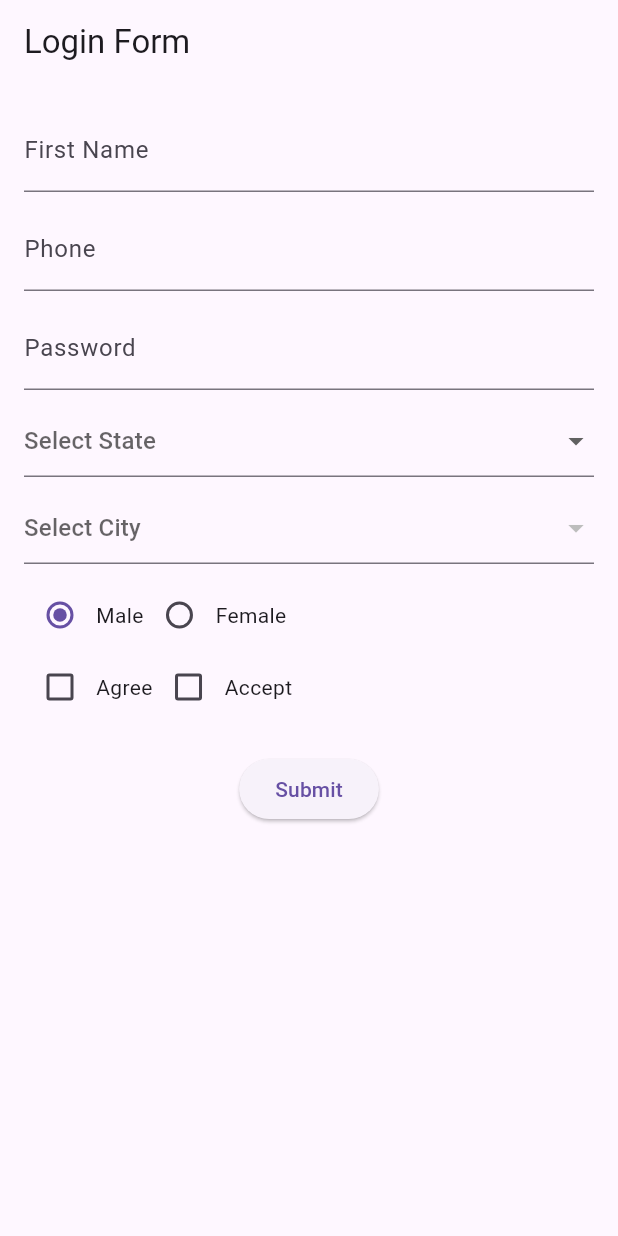
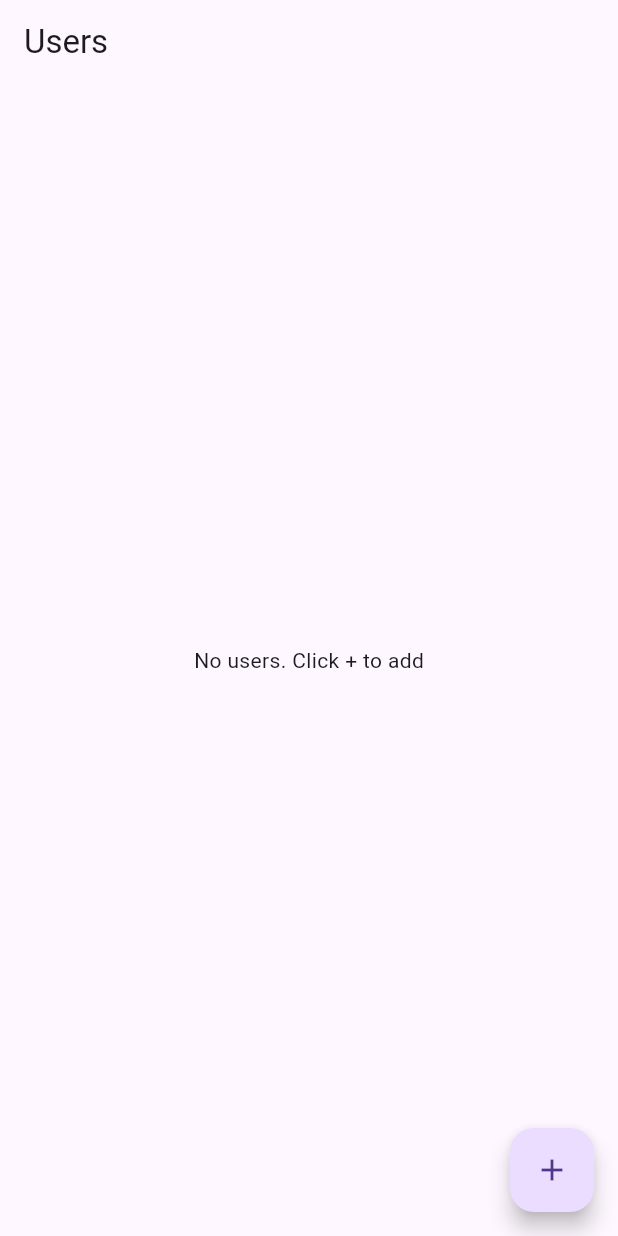
Before and after one commit to Divadine/loginform_flutter, a Flutter app: the screen it shows after launch, on a phone screen of 412 x 824 dp. Run offline on Flutter 3.47's test engine with Material 3 defaults, Android fonts, the phone set to English and light mode, and no system bars; our stand-ins replace hive, hive_flutter; accounts and stored records are empty.

Commit message:
update delete finished

```diff
--- a/lib/database/db_helper.dart
+++ /dev/null
@@ -1,45 +0,0 @@
-import 'package:sqflite/sqflite.dart';
-import 'package:path/path.dart';
-
-class DbHelper {
-  static Database? _database;
-
-  // Getter to get DB instance
-  static Future<Database> get database async {
-    if (_database != null) return _database!;
-    _database = await _initDB();
-    return _database!;
-  }
-
-  // Initialize DB
-  static Future<Database> _initDB() async {
-    final dbPath = await getDatabasesPath();
-    final path = join(dbPath, 'user.db');
-
-    return await openDatabase(
-      path,
-      version: 1,
-      onCreate: (db, version) async {
-        await db.execute('''
-          CREATE TABLE users(
-            id INTEGER PRIMARY KEY AUTOINCREMENT,
-            firstName TEXT,
-            gender TEXT,
-            phone TEXT,
-            password TEXT,
-            state TEXT,
-            city TEXT,
-            agree INTEGER,
-            accept INTEGER
-          )
-        ''');
-      },
-    );
-  }
-
-  // ✅ Add this method inside the DbHelper class
-  static Future<List<Map<String, dynamic>>> getUsers() async {
-    final db = await database;       // get the database instance
-    return await db.query('users');  // SELECT * FROM users
-  }
-}
--- /dev/null
+++ b/lib/database/hive_db.dart
@@ -0,0 +1,20 @@
+import 'package:hive/hive.dart';
+import 'package:hive_flutter/hive_flutter.dart';
+import '../models/user_model.dart';
+
+class HiveDB {
+  static Box<UserModel>? _box;
+
+  static Future<void> init() async {
+    await Hive.initFlutter();
+    Hive.registerAdapter(UserModelAdapter()); // THIS IS CRUCIAL
+    _box = await Hive.openBox<UserModel>('users');
+  }
+
+  static Box<UserModel> get box {
+    if (_box == null) {
+      throw Exception('HiveDB not initialized. Call HiveDB.init() first.');
+    }
+    return _box!;
+  }
+}
--- a/lib/main.dart
+++ b/lib/main.dart
@@ -4,14 +4,16 @@ import 'package:d/buttons.dart';
 import 'package:d/floatButton.dart';
 import 'package:d/BottomNavigation.dart';
 import 'package:d/show_text.dart';
-import 'screens/login_form.dart';
+import 'screens/home_screen.dart';
+import 'database/hive_db.dart';
 void main() async {
   //runApp(const DemoApp());
   //runApp(ButtonApp());
   //runApp(FloatButtonApp());
   //runApp(const BottomNavBar());
   //runApp(ShowText());
-  WidgetsFlutterBinding.ensureInitialized(); // important
+  WidgetsFlutterBinding.ensureInitialized();
+  await HiveDB.init();
   runApp(const MyApp());
 }
 
@@ -90,14 +92,27 @@ void main() async {
 // }
 
 
+// class MyApp extends StatelessWidget {
+//   const MyApp({super.key});
+//
+//   @override
+//   Widget build(BuildContext context) {
+//     return const MaterialApp(
+//       debugShowCheckedModeBanner: false,
+//       home: LoginForm(), // open your login form
+//     );
+//   }
+// }
+
+
 class MyApp extends StatelessWidget {
   const MyApp({super.key});
 
   @override
   Widget build(BuildContext context) {
-    return const MaterialApp(
+    return MaterialApp(
       debugShowCheckedModeBanner: false,
-      home: LoginForm(), // open your login form
+      home: const HomeScreen(),
     );
   }
 }
--- a/lib/models/user_model.dart
+++ b/lib/models/user_model.dart
@@ -1,37 +1,37 @@
-class UserModel {
-  int? id;
-  String firstName;
+import 'package:hive/hive.dart';
+
+part 'user_model.g.dart';
+
+@HiveType(typeId: 0)
+class UserModel extends HiveObject {
+  @HiveField(0)
+  String name;
+
+  @HiveField(1)
   String phone;
+
+  @HiveField(2)
+  String gender;
+
+  @HiveField(3)
   String password;
-  String state;
-  String city;
-  String gender;
+
+  @HiveField(4)
   bool agree;
+
+  @HiveField(5)
   bool accept;
 
+  @HiveField(6)
+  String? imagePath;
+
   UserModel({
-    this.id,
-    required this.firstName,
+    required this.name,
+    required this.phone,
     required this.gender,
-    required this.phone,
     required this.password,
-    required this.state,
-    required this.city,
     required this.agree,
     required this.accept,
+    this.imagePath,
   });
-
-  Map<String, dynamic> toMap() {
-    return {
-      'id': id,
-      'firstName': firstName,
-      'phone': phone,
-      'password': password,
-      'state': state,
-      'city': city,
-      'gender': gender,
-      'agree': agree ? 1 : 0,
-      'accept': accept ? 1 : 0,
-    };
-  }
 }
--- /dev/null
+++ b/lib/screens/home_screen.dart
@@ -0,0 +1,68 @@
+import 'package:flutter/material.dart';
+import '../database/hive_db.dart';
+import '../models/user_model.dart';
+import 'add_edit_user.dart';
+import 'user_detail.dart';
+
+class HomeScreen extends StatefulWidget {
+  const HomeScreen({Key? key}) : super(key: key);
+
+  @override
+  State<HomeScreen> createState() => _HomeScreenState();
+}
+
+class _HomeScreenState extends State<HomeScreen> {
+  @override
+  Widget build(BuildContext context) {
+    final users = HiveDB.box.values.toList().cast<UserModel>();
+
+    return Scaffold(
+      appBar: AppBar(title: const Text('Users')),
+
+      body: users.isEmpty
+          ? const Center(child: Text('No users. Click + to add'))
+          : ListView.builder(
+        itemCount: users.length,
+        itemBuilder: (context, index) {
+          final user = users[index];
+
+          return ListTile(
+            leading: const CircleAvatar(child: Icon(Icons.person)),
+            title: Text(user.name),
+            subtitle: Text(user.phone),
+
+            onTap: () {
+              Navigator.push(
+                context,
+                MaterialPageRoute(
+                  builder: (_) => UserDetail(
+                    user: user,
+                    index: index,
+                  ),
+                ),
+              ).then((_) => setState(() {}));
+            },
+
+            trailing: IconButton(
+              icon: const Icon(Icons.delete, color: Colors.red),
+              onPressed: () {
+                HiveDB.box.deleteAt(index);
+                setState(() {});
+              },
+            ),
+          );
+        },
+      ),
+
+      floatingActionButton: FloatingActionButton(
+        child: const Icon(Icons.add),
+        onPressed: () {
+          Navigator.push(
+            context,
+            MaterialPageRoute(builder: (_) => const AddEditUser()),
+          ).then((_) => setState(() {}));
+        },
+      ),
+    );
+  }
+}
--- a/lib/screens/login_form.dart
+++ /dev/null
@@ -1,216 +0,0 @@
-import 'package:flutter/material.dart';
-import '../models/user_model.dart';
-import '../database/db_helper.dart';
-import 'view_users.dart'; // import the screen to view users
-
-class LoginForm extends StatefulWidget {
-  const LoginForm({super.key});
-
-  @override
-  State<LoginForm> createState() => _LoginFormState();
-}
-
-class _LoginFormState extends State<LoginForm> {
-  final TextEditingController nameCtrl = TextEditingController();
-  final TextEditingController phoneCtrl = TextEditingController();
-  final TextEditingController passCtrl = TextEditingController();
-  final _formKey = GlobalKey<FormState>();
-
-  String? selectedState;
-  String? selectedCity;
-  String selectedGender = '';
-  bool agree = false;
-  bool accept = false;
-
-  List<String> states = ['Tamil Nadu', 'Kerala', 'Karnataka'];
-  Map<String, List<String>> cities = {
-    'Tamil Nadu': ['Chennai', 'Coimbatore', 'Madurai'],
-    'Kerala': ['Kochi', 'Trivandrum', 'Kozhikode'],
-    'Karnataka': ['Bangalore', 'Mysore', 'Mangalore'],
-  };
-
-  @override
-  Widget build(BuildContext context) {
-    return Scaffold(
-      appBar: AppBar(title: const Text('Login Form')),
-      body: SingleChildScrollView(
-        padding: const EdgeInsets.all(16),
-        child: Form(
-          key: _formKey,
-          child: Column(
-            children: [
-              // First Name
-              TextFormField(
-                controller: nameCtrl,
-                decoration: const InputDecoration(labelText: 'First Name'),
-                validator: (value) =>
-                value!.isEmpty ? 'Enter First Name' : null,
-              ),
-              const SizedBox(height: 10),
-
-              // Phone
-              TextFormField(
-                controller: phoneCtrl,
-                decoration: const InputDecoration(labelText: 'Phone'),
-                keyboardType: TextInputType.phone,
-                validator: (value) => value!.isEmpty ? 'Enter Phone' : null,
-              ),
-              const SizedBox(height: 10),
-
-              // Password
-              TextFormField(
-                controller: passCtrl,
-                decoration: const InputDecoration(labelText: 'Password'),
-                obscureText: true,
-                validator: (value) => value!.isEmpty ? 'Enter Password' : null,
-              ),
-              const SizedBox(height: 10),
-
-              // State Dropdown
-              DropdownButtonFormField<String>(
-                value: selectedState,
-                hint: const Text('Select State'),
-                items: states
-                    .map((state) => DropdownMenuItem(
-                  value: state,
-                  child: Text(state),
-                ))
-                    .toList(),
-                onChanged: (value) {
-                  setState(() {
-                    selectedState = value;
-                    selectedCity = null;
-                  });
-                },
-                validator: (value) =>
-                value == null ? 'Select a state' : null,
-              ),
-              const SizedBox(height: 10),
-
-              // City Dropdown
-              DropdownButtonFormField<String>(
-                value: selectedCity,
-                hint: const Text('Select City'),
-                items: selectedState == null
-                    ? []
-                    : cities[selectedState!]!
-                    .map((city) => DropdownMenuItem(
-                  value: city,
-                  child: Text(city),
-                ))
-                    .toList(),
-                onChanged: (value) {
-                  setState(() {
-                    selectedCity = value;
-                  });
-                },
-                validator: (value) => value == null ? 'Select a city' : null,
-              ),
-              const SizedBox(height: 10),
-
-              // Gender Radio Buttons
-              Row(
-                children: [
-                  Radio<String>(
-                    value: '',
-                    groupValue: selectedGender,
-                    onChanged: (value) {
-                      setState(() {
-                        selectedGender = value!;
-                      });
-                    },
-                  ),
-                  const Text('Male'),
-                  Radio<String>(
-                    value: 'Female',
-                    groupValue: selectedGender,
-                    onChanged: (value) {
-                      setState(() {
-                        selectedGender = value!;
-                      });
-                    },
-                  ),
-                  const Text('Female'),
-                ],
-              ),
-
-              // Agree / Accept Checkboxes
-              Row(
-                children: [
-                  Checkbox(
-                    value: agree,
-                    onChanged: (value) {
-                      setState(() {
-                        agree = value!;
-                      });
-                    },
-                  ),
-                  const Text('Agree'),
-                  Checkbox(
-                    value: accept,
-                    onChanged: (value) {
-                      setState(() {
-                        accept = value!;
-                      });
-                    },
-                  ),
-                  const Text('Accept'),
-                ],
-              ),
-              const SizedBox(height: 20),
-
-              // Submit Button
-              ElevatedButton(
-                onPressed: () async {
-                  if (!_formKey.currentState!.validate()) return;
-
-                  // Create User object
-                  UserModel user = UserModel(
-                    firstName: nameCtrl.text,
-                    gender: selectedGender,
-                    phone: phoneCtrl.text,
-                    password: passCtrl.text,
-                    state: selectedState ?? '',
-                    city: selectedCity ?? '',
-                    agree: agree,
-                    accept: accept,
-                  );
-
-                  // Insert into DB
-                  final db = await DbHelper.database;       // get DB instance correctly
-                  await db.insert('users', user.toMap());   // insert user
-
-
-                  // Show success message
-                  ScaffoldMessenger.of(context).showSnackBar(
-                    const SnackBar(content: Text('Login Successful ✅')),
-                  );
-
-                  // Reset form
-                  setState(() {
-                    nameCtrl.clear();
-                    phoneCtrl.clear();
-                    passCtrl.clear();
-                    selectedState = null;
-                    selectedCity = null;
-                    selectedGender = 'Male';
-                    agree = false;
-                    accept = false;
-                  });
-
-                  // Navigate to ViewUsers screen
-                  Navigator.push(
-                    context,
-                    MaterialPageRoute(
-                        builder: (_) => const ViewUsers()),
-                  );
-                },
-                child: const Text('Submit'),
-              ),
-            ],
-          ),
-        ),
-      ),
-    );
-  }
-}
```
Also changed, not shown: lib/screens/add_edit_user.dart (added, +162 -0 lines), lib/screens/user_detail.dart (added, +49 -0 lines), lib/screens/view_users.dart (deleted, +0 -51 lines), lib/widgets/checkbox_row.dart (added, +28 -0 lines), pubspec.yaml (+5 -3 lines), lib/models/user_model.g.dart (added), pubspec.lock, 5 other files.
